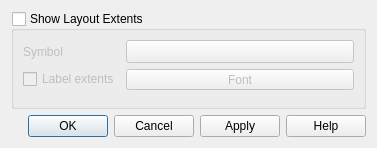
First picture: the form in src/ui/qgsdecorationlayoutextentdialog.ui, repository qgis/QGIS, before the edit.
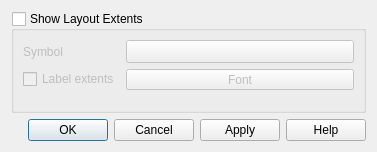
Second picture: the form after the edit. Custom widgets are drawn as their Qt base class.

The edit to the form file:
```diff
--- a/src/ui/qgsdecorationlayoutextentdialog.ui
+++ b/src/ui/qgsdecorationlayoutextentdialog.ui
@@ -7,7 +7,7 @@
     <x>0</x>
     <y>0</y>
     <width>377</width>
-    <height>148</height>
+    <height>152</height>
    </rect>
   </property>
   <property name="windowTitle">
```
Left out of the diff: 3 changed lines with no effect on the pictures.
